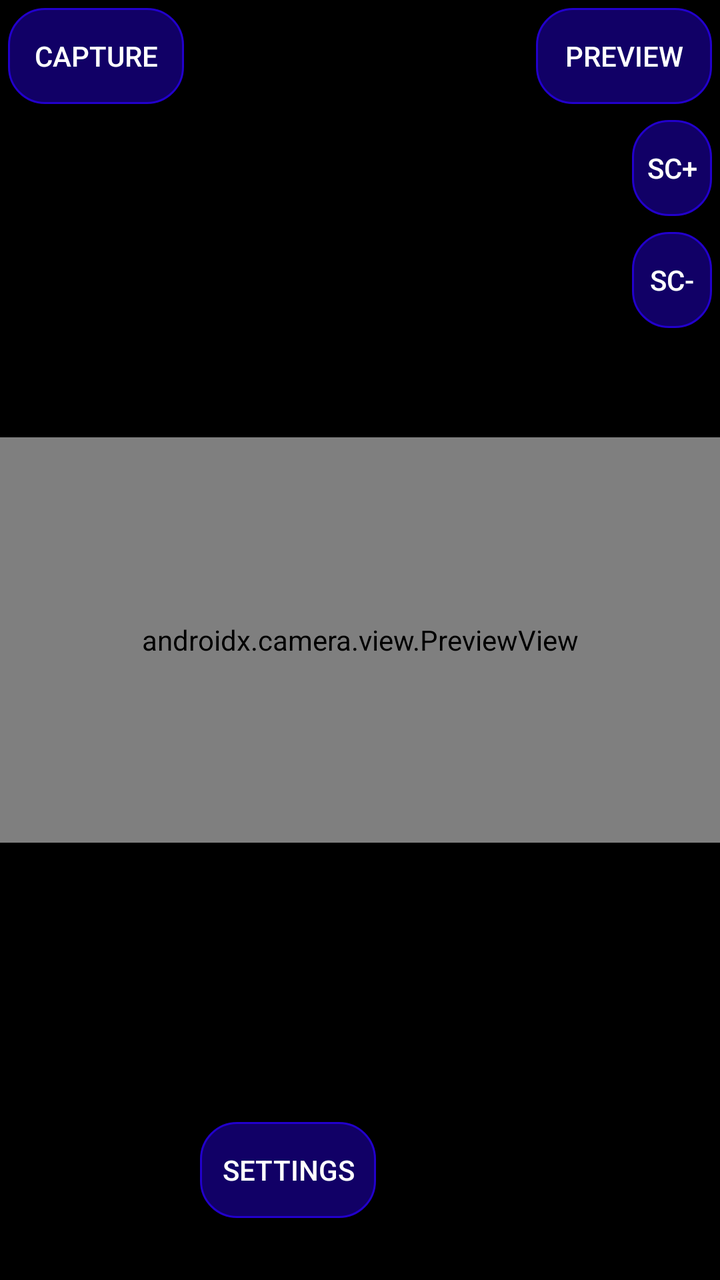
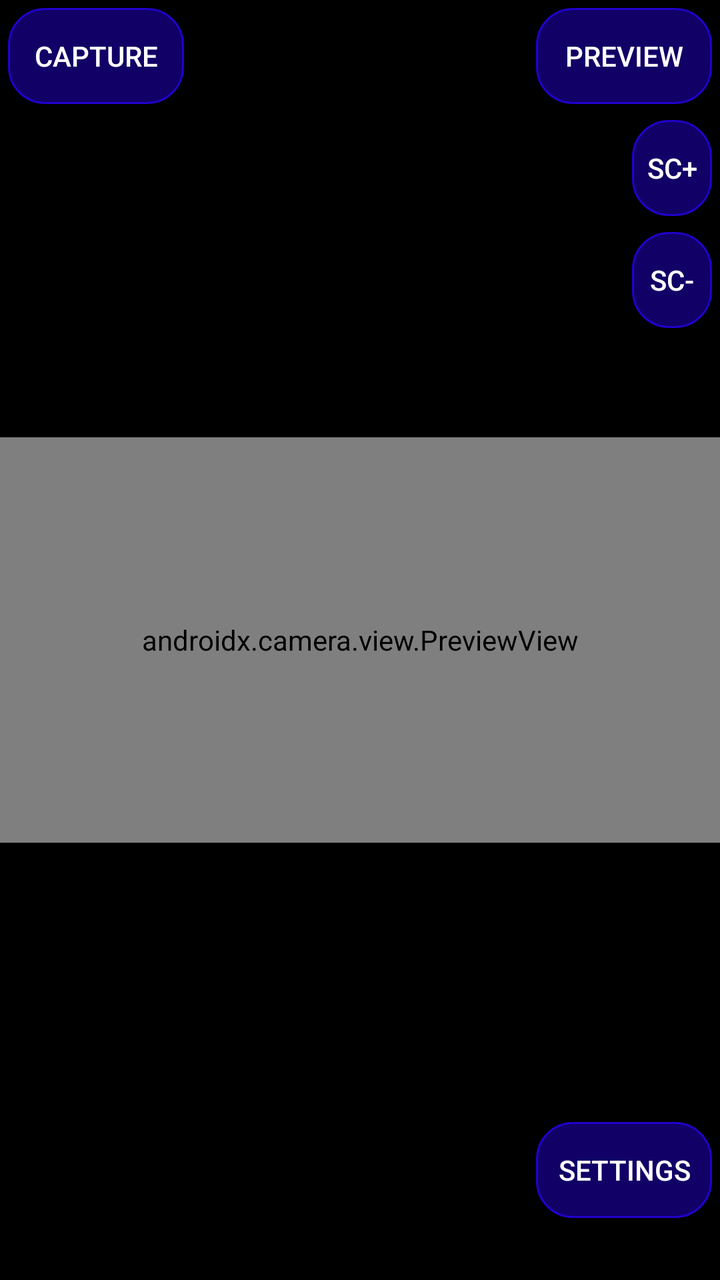

An Android layout rendered at two revisions. The XML below is the earlier revision; the diff shows what the commit changed to produce the second picture.
<!-- AndroidManifest.xml: application theme Theme.AppCompat.Light.NoActionBar -->
<!-- res/layout/activity_main.xml -->
<androidx.constraintlayout.widget.ConstraintLayout xmlns:android="http://schemas.android.com/apk/res/android"
    xmlns:app="http://schemas.android.com/apk/res-auto"
    xmlns:tools="http://schemas.android.com/tools"
    android:layout_width="match_parent"
    android:layout_height="match_parent"
    android:background="@color/black">

    <androidx.camera.view.PreviewView
        android:id="@+id/previewView"
        android:layout_width="0dp"
        android:layout_height="0dp"
        app:layout_constraintBottom_toBottomOf="parent"
        app:layout_constraintDimensionRatio="16:9"
        app:layout_constraintEnd_toEndOf="parent"
        app:layout_constraintStart_toStartOf="parent"
        app:layout_constraintTop_toTopOf="parent">

    </androidx.camera.view.PreviewView>

    <ImageView
        android:id="@+id/onionSkinView"
        android:layout_width="match_parent"
        android:layout_height="match_parent"
        android:alpha="0.4"
        android:contentDescription="@string/onion_skin"
        android:scaleType="fitCenter"
        android:visibility="visible" />

    <GridLayout
        android:id="@+id/gridLayout"
        android:layout_width="match_parent"
        android:layout_height="match_parent"
        android:columnCount="6"
        android:rowCount="6"
        android:useDefaultMargins="true">

        <Button
            android:id="@+id/captureButton"
            android:layout_row="0"
            android:layout_column="0"
            android:background="@drawable/rounded"
            android:textColor="@android:color/white"
            android:text="@string/capture_frame" />

        <Button
            android:id="@+id/previewButton"
            android:layout_row="0"
            android:layout_column="5"
            android:layout_gravity="end"
            android:background="@drawable/rounded"
            android:textColor="@android:color/white"
            android:text="Preview" />

        <Button
            android:id="@+id/upFolder"
            android:layout_row="2"
            android:layout_column="5"
            android:layout_width="40dp"
            android:layout_gravity="end"
            android:background="@drawable/rounded"
            android:textColor="@android:color/white"
            android:text="Sc+" />

        <Button
            android:id="@+id/downFolder"
            android:layout_row="3"
            android:layout_column="5"
            android:layout_width="40dp"
            android:layout_gravity="end"
            android:background="@drawable/rounded"
            android:textColor="@android:color/white"
            android:text="Sc-" />

        <Button
            android:id="@+id/settingsButton"
            android:layout_row="5"
            android:layout_column="5"
            android:background="@drawable/rounded"
            android:textColor="@android:color/white"
            android:text="Settings" />

        <TextView
            android:id="@+id/label"
            android:layout_columnSpan="5"
            android:layout_row="5"
            android:background="#88FFFFFF"
            android:textColor="@color/black" />
    </GridLayout>


</androidx.constraintlayout.widget.ConstraintLayout>
<!-- resources referenced by this layout -->
<resources>
  <color name="black">#FF000000</color>
  <!-- drawable rounded (drawable) -->
  <shape xmlns:android="http://schemas.android.com/apk/res/android">
      <solid android:color="#110066"/>
      <corners android:radius="18dp"/>
      <stroke android:width="1dp" android:color="#2200cc"/>
  </shape>
  <string name="capture_frame">Capture</string>
  <string name="onion_skin">onion skin</string>
</resources>

<!-- the commit's change to res/layout/activity_main.xml (unified diff, before → after) -->
@@ -71,20 +71,22 @@
             android:textColor="@android:color/white"
             android:text="Sc-" />
 
-        <Button
-            android:id="@+id/settingsButton"
-            android:layout_row="5"
-            android:layout_column="5"
-            android:background="@drawable/rounded"
-            android:textColor="@android:color/white"
-            android:text="Settings" />
-
         <TextView
             android:id="@+id/label"
             android:layout_columnSpan="5"
             android:layout_row="5"
             android:background="#88FFFFFF"
             android:textColor="@color/black" />
+
+        <Button
+            android:id="@+id/settingsButton"
+            android:layout_row="5"
+            android:layout_column="5"
+            android:layout_gravity="end"
+            android:background="@drawable/rounded"
+            android:textColor="@android:color/white"
+            android:text="Settings" />
+
     </GridLayout>
 
 
